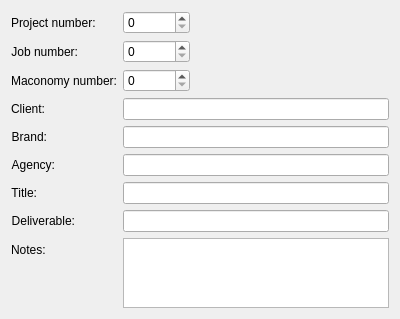
First picture: the form in core/ui/settings_job_ui.ui, repository mjbonnington/icarus-gps, before the edit.
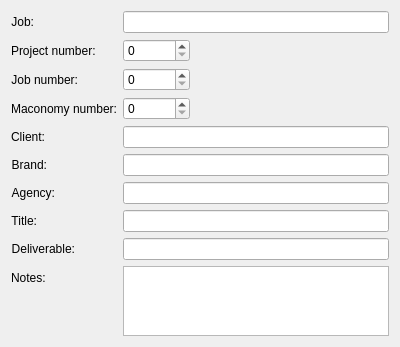
Second picture: the form after the edit.

Commit message: Added Title and Notes fields to shot settings.

```diff
--- a/core/ui/settings_job_ui.ui
+++ b/core/ui/settings_job_ui.ui
@@ -7,7 +7,7 @@
     <x>0</x>
     <y>0</y>
     <width>400</width>
-    <height>288</height>
+    <height>297</height>
    </rect>
   </property>
   <property name="windowTitle">
@@ -20,14 +20,14 @@
    <property name="fieldGrowthPolicy">
     <enum>QFormLayout::ExpandingFieldsGrow</enum>
    </property>
-   <item row="0" column="0">
+   <item row="1" column="0">
     <widget class="QLabel" name="projnum_label">
      <property name="text">
       <string>Project number:</string>
      </property>
     </widget>
    </item>
-   <item row="0" column="1">
+   <item row="1" column="1">
     <widget class="QSpinBox" name="projnum_spinBox">
      <property name="minimum">
       <number>0</number>
@@ -43,17 +43,7 @@
      </property>
     </widget>
    </item>
-   <item row="1" column="0">
-    <widget class="QLabel" name="jobnum_label">
-     <property name="text">
-      <string>Job number:</string>
-     </property>
-     <property name="alignment">
-      <set>Qt::AlignRight|Qt::AlignTrailing|Qt::AlignVCenter</set>
-     </property>
-    </widget>
-   </item>
-   <item row="1" column="1">
+   <item row="2" column="1">
     <widget class="QSpinBox" name="jobnum_spinBox">
      <property name="minimum">
       <number>0</number>
@@ -69,7 +59,7 @@
      </property>
     </widget>
    </item>
-   <item row="3" column="0">
+   <item row="4" column="0">
     <widget class="QLabel" name="client_label">
      <property name="text">
       <string>Client:</string>
@@ -79,14 +69,7 @@
      </property>
     </widget>
    </item>
-   <item row="3" column="1">
-    <widget class="QLineEdit" name="client_lineEdit">
-     <property name="xmlTag" stdset="0">
-      <string>client</string>
-     </property>
-    </widget>
-   </item>
-   <item row="4" column="0">
+   <item row="5" column="0">
     <widget class="QLabel" name="brand_label">
      <property name="text">
       <string>Brand:</string>
@@ -96,14 +79,14 @@
      </property>
     </widget>
    </item>
-   <item row="4" column="1">
+   <item row="5" column="1">
     <widget class="QLineEdit" name="brand_lineEdit">
      <property name="xmlTag" stdset="0">
       <string>brand</string>
      </property>
     </widget>
    </item>
-   <item row="6" column="0">
+   <item row="7" column="0">
     <widget class="QLabel" name="title_label">
      <property name="text">
       <string>Title:</string>
@@ -113,14 +96,14 @@
      </property>
     </widget>
    </item>
-   <item row="6" column="1">
+   <item row="7" column="1">
     <widget class="QLineEdit" name="title_lineEdit">
      <property name="xmlTag" stdset="0">
       <string>title</string>
      </property>
     </widget>
    </item>
-   <item row="7" column="0">
+   <item row="8" column="0">
     <widget class="QLabel" name="deliverable_label">
      <property name="text">
       <string>Deliverable:</string>
@@ -130,28 +113,28 @@
      </property>
     </widget>
    </item>
-   <item row="7" column="1">
+   <item row="8" column="1">
     <widget class="QLineEdit" name="deliverable_lineEdit">
      <property name="xmlTag" stdset="0">
       <string>deliverable</string>
      </property>
     </widget>
    </item>
-   <item row="8" column="0">
+   <item row="9" column="0">
     <widget class="QLabel" name="notes_label">
      <property name="text">
       <string>Notes:</string>
      </property>
     </widget>
    </item>
-   <item row="8" column="1">
+   <item row="9" column="1">
     <widget class="QPlainTextEdit" name="notes_plainTextEdit">
      <property name="xmlTag" stdset="0">
       <string>notes</string>
      </property>
     </widget>
    </item>
-   <item row="2" column="0">
+   <item row="3" column="0">
     <widget class="QLabel" name="billingnum_label">
      <property name="text">
       <string>Maconomy number:</string>
@@ -161,7 +144,7 @@
      </property>
     </widget>
    </item>
-   <item row="2" column="1">
+   <item row="3" column="1">
     <widget class="QSpinBox" name="billingnum_spinBox">
      <property name="minimum">
       <number>0</number>
@@ -177,7 +160,7 @@
      </property>
     </widget>
    </item>
-   <item row="5" column="0">
+   <item row="6" column="0">
     <widget class="QLabel" name="agency_label">
      <property name="text">
       <string>Agency:</string>
@@ -187,13 +170,50 @@
      </property>
     </widget>
    </item>
-   <item row="5" column="1">
+   <item row="6" column="1">
     <widget class="QLineEdit" name="agency_lineEdit">
      <property name="xmlTag" stdset="0">
       <string>agency</string>
      </property>
     </widget>
    </item>
+   <item row="2" column="0">
+    <widget class="QLabel" name="jobnum_label">
+     <property name="text">
+      <string>Job number:</string>
+     </property>
+     <property name="alignment">
+      <set>Qt::AlignRight|Qt::AlignTrailing|Qt::AlignVCenter</set>
+     </property>
+    </widget>
+   </item>
+   <item row="4" column="1">
+    <widget class="QLineEdit" name="client_lineEdit">
+     <property name="xmlTag" stdset="0">
+      <string>client</string>
+     </property>
+    </widget>
+   </item>
+   <item row="0" column="0">
+    <widget class="QLabel" name="job_label">
+     <property name="text">
+      <string>Job:</string>
+     </property>
+     <property name="alignment">
+      <set>Qt::AlignRight|Qt::AlignTrailing|Qt::AlignVCenter</set>
+     </property>
+    </widget>
+   </item>
+   <item row="0" column="1">
+    <widget class="QLineEdit" name="job_lineEdit">
+     <property name="readOnly">
+      <bool>true</bool>
+     </property>
+     <property name="xmlTag" stdset="0">
+      <string>job</string>
+     </property>
+    </widget>
+   </item>
   </layout>
  </widget>
  <tabstops>
```
Left out of the diff: 4 changed lines with no effect on the pictures. The commit also changes 8 other files.
